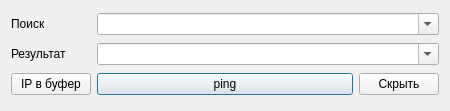
First picture: the form in mainwindow.ui, repository Wonkakakto/IpClip, before the edit.
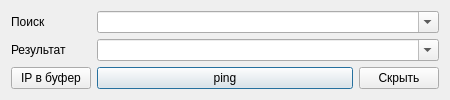
Second picture: the form after the edit. Icons and pictures are not drawn.

```diff
--- a/mainwindow.ui
+++ b/mainwindow.ui
@@ -7,7 +7,7 @@
     <x>0</x>
     <y>0</y>
     <width>450</width>
-    <height>111</height>
+    <height>93</height>
    </rect>
   </property>
   <property name="maximumSize">
```
